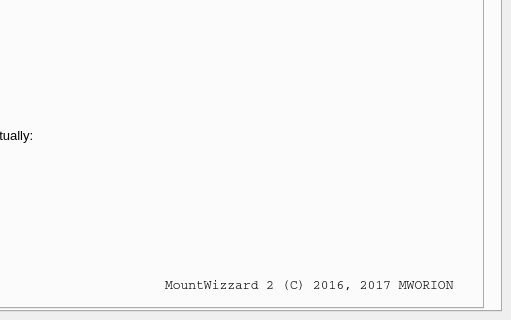
Qt form mountwizzard/gui/wizzard_main_ui.ui (mworion/mountwizzard) before a commit; both pictures show x 279 to 790 and y 319 to 639 of the 790 by 639 pixel window.
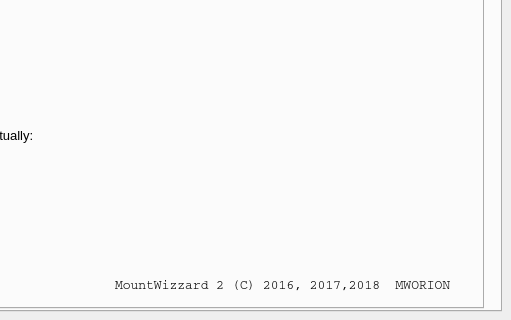
The same form after that commit. The open tabs and pages were chosen to show the change.

What changed in the file:
```diff
--- a/mountwizzard/gui/wizzard_main_ui.ui
+++ b/mountwizzard/gui/wizzard_main_ui.ui
@@ -11675,9 +11675,9 @@
       <widget class="QLabel" name="le_firmwareProductName_2">
        <property name="geometry">
         <rect>
-         <x>420</x>
+         <x>370</x>
          <y>400</y>
-         <width>301</width>
+         <width>351</width>
          <height>21</height>
         </rect>
        </property>
@@ -11688,7 +11688,7 @@
         </font>
        </property>
        <property name="text">
-        <string>MountWizzard 2 (C) 2016, 2017 MWORION</string>
+        <string>MountWizzard 2 (C) 2016, 2017,2018  MWORION</string>
        </property>
       </widget>
       <widget class="QLabel" name="firmwareProductName_6">
```
